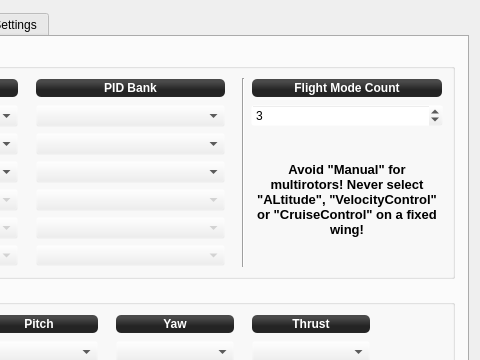
The window that ground/openpilotgcs/src/plugins/config/input.ui (openpilot/OpenPilot) describes before a commit, drawn with Qt 5; both pictures show x 316 to 796 and y 0 to 360 of the 796 by 591 pixel window.
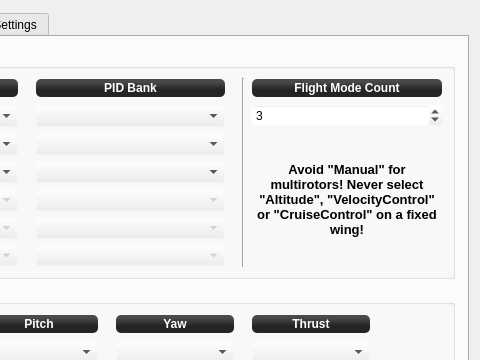
The same window after the commit. The open tabs and pages were chosen to show the change. Icons and pictures are not drawn.

The edit to the form file:
```diff
--- a/ground/openpilotgcs/src/plugins/config/input.ui
+++ b/ground/openpilotgcs/src/plugins/config/input.ui
@@ -1303,7 +1303,7 @@
                  </font>
                 </property>
                 <property name="text">
-                 <string>&lt;html&gt;&lt;head/&gt;&lt;body&gt;&lt;p&gt;Avoid &amp;quot;Manual&amp;quot; for multirotors! Never select &amp;quot;ALtitude&amp;quot;, &amp;quot;VelocityControl&amp;quot; or &amp;quot;CruiseControl&amp;quot; on a fixed wing!&lt;/p&gt;&lt;/body&gt;&lt;/html&gt;</string>
+                 <string>&lt;html&gt;&lt;head/&gt;&lt;body&gt;&lt;p&gt;Avoid &amp;quot;Manual&amp;quot; for multirotors! Never select &amp;quot;Altitude&amp;quot;, &amp;quot;VelocityControl&amp;quot; or &amp;quot;CruiseControl&amp;quot; on a fixed wing!&lt;/p&gt;&lt;/body&gt;&lt;/html&gt;</string>
                 </property>
                 <property name="alignment">
                  <set>Qt::AlignCenter</set>
```
